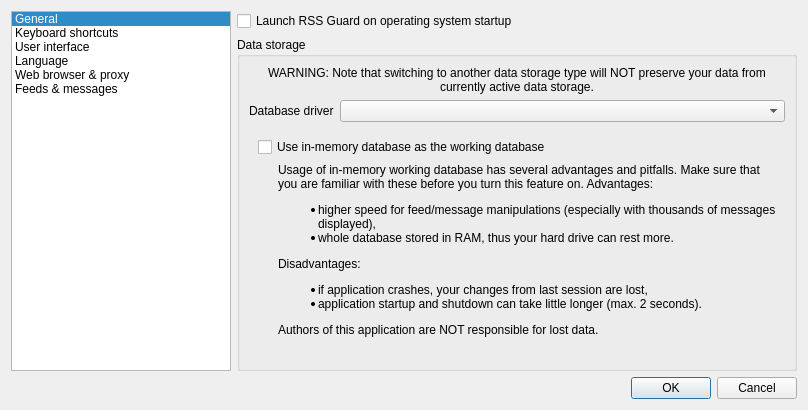
Before: the Qt Designer form src/gui/formsettings.ui in martinrotter/rssguard, drawn with Qt 5.
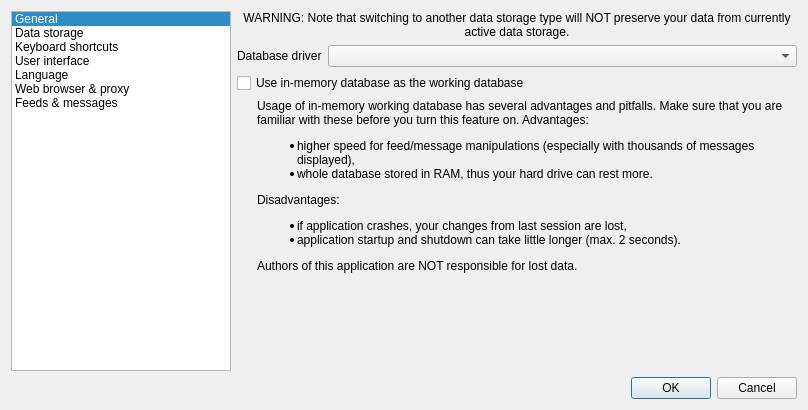
After: the same form once the commit is applied. Custom widgets are drawn as their Qt base class.

```diff
--- a/src/gui/formsettings.ui
+++ b/src/gui/formsettings.ui
@@ -48,6 +48,11 @@
        <string>General</string>
       </property>
      </item>
+     <item>
+      <property name="text">
+       <string>Data storage</string>
+      </property>
+     </item>
      <item>
       <property name="text">
        <string>Keyboard shortcuts</string>
@@ -78,10 +83,10 @@
    <item row="0" column="1">
     <widget class="QStackedWidget" name="m_stackedSettings">
      <property name="currentIndex">
-      <number>0</number>
+      <number>1</number>
      </property>
      <widget class="QWidget" name="m_pageGeneral">
-      <layout class="QVBoxLayout" name="verticalLayout">
+      <layout class="QFormLayout" name="formLayout_5">
        <property name="leftMargin">
         <number>0</number>
        </property>
@@ -94,28 +99,42 @@
        <property name="bottomMargin">
         <number>0</number>
        </property>
-       <item>
+       <item row="0" column="0">
         <widget class="QCheckBox" name="m_checkAutostart">
          <property name="text">
           <string>Launch RSS Guard on operating system startup</string>
          </property>
         </widget>
        </item>
-       <item>
-        <widget class="QGroupBox" name="m_gbDataStorage">
-         <property name="sizePolicy">
-          <sizepolicy hsizetype="Preferred" vsizetype="Preferred">
-           <horstretch>0</horstretch>
-           <verstretch>0</verstretch>
-          </sizepolicy>
-         </property>
-         <property name="title">
-          <string>Data storage</string>
-         </property>
+      </layout>
+     </widget>
+     <widget class="QWidget" name="m_pageDataStorage">
          <layout class="QFormLayout" name="formLayout_14">
-          <property name="fieldGrowthPolicy">
-           <enum>QFormLayout::AllNonFixedFieldsGrow</enum>
-          </property>
+       <property name="leftMargin">
+        <number>0</number>
+       </property>
+       <property name="topMargin">
+        <number>0</number>
+       </property>
+       <property name="rightMargin">
+        <number>0</number>
+       </property>
+       <property name="bottomMargin">
+        <number>0</number>
+       </property>
+       <item row="0" column="0" colspan="2">
+        <widget class="QLabel" name="m_lblDataStorageWarning">
+         <property name="text">
+          <string>WARNING: Note that switching to another data storage type will NOT preserve your data from currently active data storage.</string>
+         </property>
+         <property name="alignment">
+          <set>Qt::AlignCenter</set>
+         </property>
+         <property name="wordWrap">
+          <bool>true</bool>
+         </property>
+        </widget>
+       </item>
           <item row="1" column="0">
            <widget class="QLabel" name="m_lblDatabaseDriver">
             <property name="text">
@@ -126,7 +145,7 @@
           <item row="1" column="1">
            <widget class="QComboBox" name="m_cmbDatabaseDriver"/>
           </item>
-          <item row="3" column="0" colspan="2">
+       <item row="2" column="0" colspan="2">
            <widget class="QStackedWidget" name="m_stackedDatabaseDriver">
             <property name="currentIndex">
              <number>0</number>
@@ -136,6 +155,18 @@
               <property name="fieldGrowthPolicy">
                <enum>QFormLayout::AllNonFixedFieldsGrow</enum>
               </property>
+           <property name="leftMargin">
+            <number>0</number>
+           </property>
+           <property name="topMargin">
+            <number>0</number>
+           </property>
+           <property name="rightMargin">
+            <number>0</number>
+           </property>
+           <property name="bottomMargin">
+            <number>0</number>
+           </property>
               <item row="0" column="0" colspan="2">
                <widget class="QCheckBox" name="m_cmbSqliteUseInMemoryDatabase">
                 <property name="text">
@@ -228,22 +259,6 @@
             </widget>
            </widget>
           </item>
-          <item row="0" column="0" colspan="2">
-           <widget class="QLabel" name="m_lblDataStorageWarning">
-            <property name="text">
-             <string>WARNING: Note that switching to another data storage type will NOT preserve your data from currently active data storage.</string>
-            </property>
-            <property name="alignment">
-             <set>Qt::AlignCenter</set>
-            </property>
-            <property name="wordWrap">
-             <bool>true</bool>
-            </property>
-           </widget>
-          </item>
-         </layout>
-        </widget>
-       </item>
       </layout>
      </widget>
      <widget class="QWidget" name="m_pageShortcuts">
```
Left out of the diff: 22 changed lines with no effect on the pictures. Lines whose indentation alone changed are shown as unchanged.
